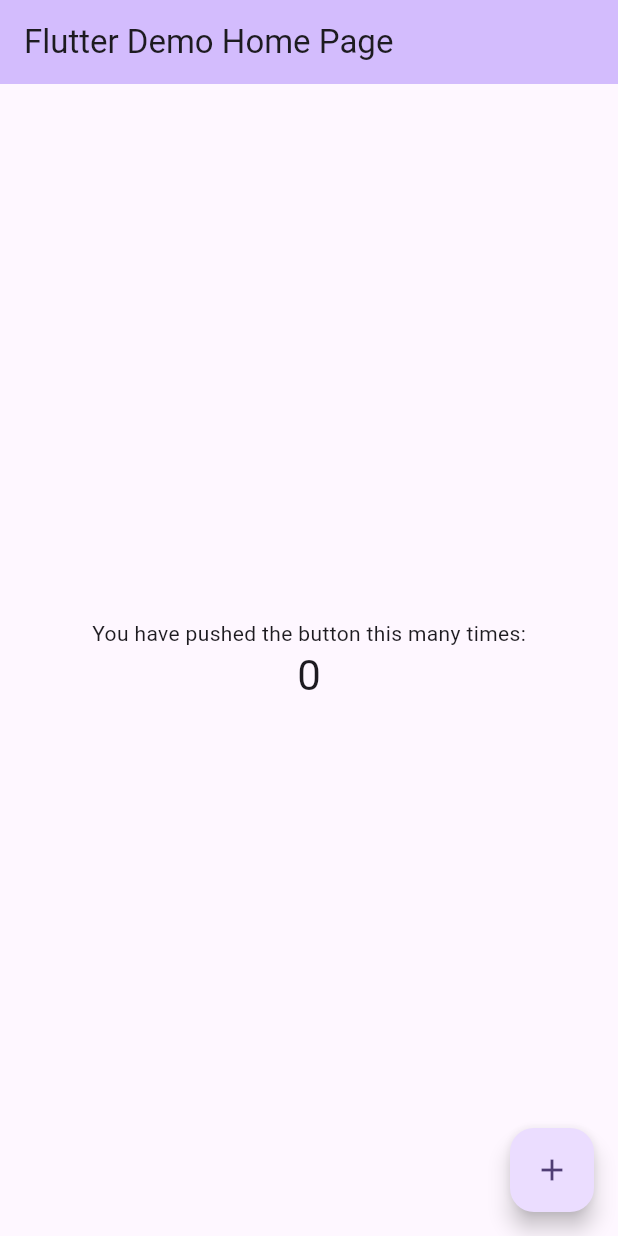
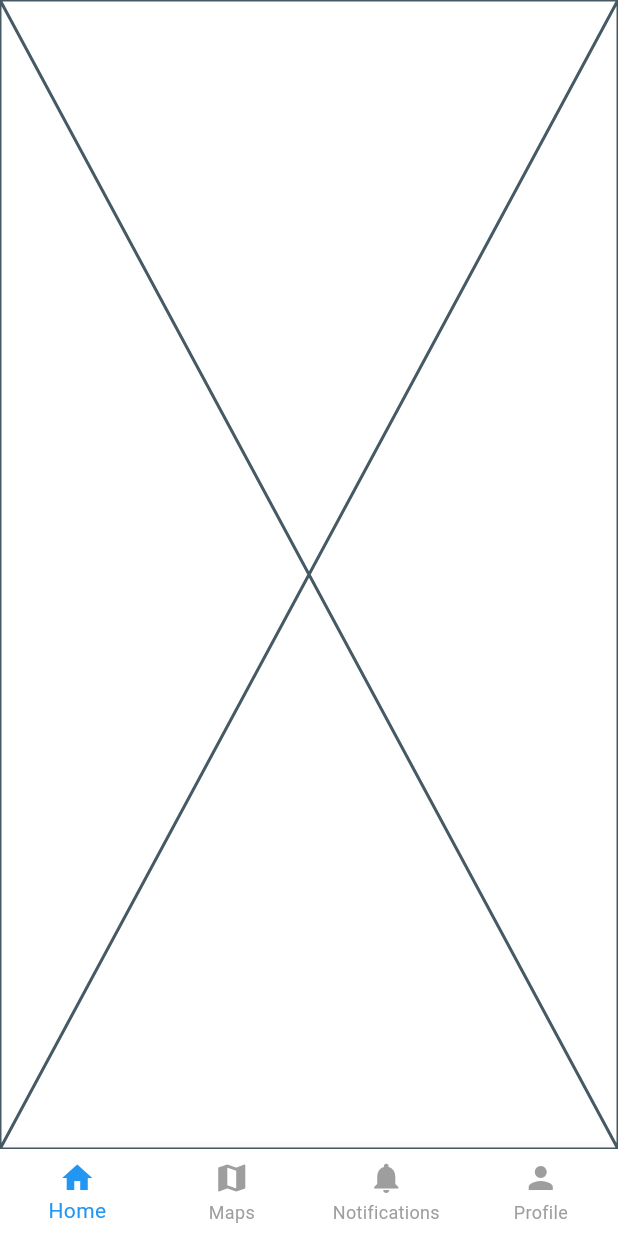
Before and after one commit to mohd-mb2205153/camp-connect, a Flutter app: the screen it shows after launch, on a phone screen of 412 x 824 dp. Run offline on Flutter 3.47's test engine with Material 3 defaults, Android fonts, the phone set to English and light mode, and no system bars; our stand-ins replace flutter_riverpod, go_router.

Commit message:
Added routing and main screens

```diff
--- a/campconnect/lib/main.dart
+++ b/campconnect/lib/main.dart
@@ -1,100 +1,26 @@
+import 'package:campconnect/routes/app_router.dart';
 import 'package:flutter/material.dart';
+import 'package:flutter_riverpod/flutter_riverpod.dart';
 
 void main() {
-  runApp(const MyApp());
+  runApp(ProviderScope(child: const MyApp()));
 }
 
 class MyApp extends StatelessWidget {
   const MyApp({super.key});
 
-  // This widget is the root of your application.
   @override
   Widget build(BuildContext context) {
-    return MaterialApp(
-      title: 'Flutter Demo',
+    return MaterialApp.router(
+      debugShowCheckedModeBanner: false,
+      routerConfig: AppRouter.router,
+      title: 'CampConnect',
       theme: ThemeData(
-        colorScheme: ColorScheme.fromSeed(seedColor: Colors.deepPurple),
-        useMaterial3: true,
+        primarySwatch: Colors.blueGrey,
+        colorScheme: ColorScheme.fromSwatch(
+          primarySwatch: Colors.blueGrey,
+        ),
       ),
-      home: const MyHomePage(title: 'Flutter Demo Home Page'),
     );
   }
 }
-
-class MyHomePage extends StatefulWidget {
-  const MyHomePage({super.key, required this.title});
-  final String title;
-
-  @override
-  State<MyHomePage> createState() => _MyHomePageState();
-}
-
-class _MyHomePageState extends State<MyHomePage> {
-  int _counter = 0;
-
-  void _incrementCounter() {
-    setState(() {
-      // This call to setState tells the Flutter framework that something has
-      // changed in this State, which causes it to rerun the build method below
-      // so that the display can reflect the updated values. If we changed
-      // _counter without calling setState(), then the build method would not be
-      // called again, and so nothing would appear to happen.
-      _counter++;
-    });
-  }
-
-  @override
-  Widget build(BuildContext context) {
-    // This method is rerun every time setState is called, for instance as done
-    // by the _incrementCounter method above.
-    //
-    // The Flutter framework has been optimized to make rerunning build methods
-    // fast, so that you can just rebuild anything that needs updating rather
-    // than having to individually change instances of widgets.
-    return Scaffold(
-      appBar: AppBar(
-        // TRY THIS: Try changing the color here to a specific color (to
-        // Colors.amber, perhaps?) and trigger a hot reload to see the AppBar
-        // change color while the other colors stay the same.
-        backgroundColor: Theme.of(context).colorScheme.inversePrimary,
-        // Here we take the value from the MyHomePage object that was created by
-        // the App.build method, and use it to set our appbar title.
-        title: Text(widget.title),
-      ),
-      body: Center(
-        // Center is a layout widget. It takes a single child and positions it
-        // in the middle of the parent.
-        child: Column(
-          // Column is also a layout widget. It takes a list of children and
-          // arranges them vertically. By default, it sizes itself to fit its
-          // children horizontally, and tries to be as tall as its parent.
-          //
-          // Column has various properties to control how it sizes itself and
-          // how it positions its children. Here we use mainAxisAlignment to
-          // center the children vertically; the main axis here is the vertical
-          // axis because Columns are vertical (the cross axis would be
-          // horizontal).
-          //
-          // TRY THIS: Invoke "debug painting" (choose the "Toggle Debug Paint"
-          // action in the IDE, or press "p" in the console), to see the
-          // wireframe for each widget.
-          mainAxisAlignment: MainAxisAlignment.center,
-          children: <Widget>[
-            const Text(
-              'You have pushed the button this many times:',
-            ),
-            Text(
-              '$_counter',
-              style: Theme.of(context).textTheme.headlineMedium,
-            ),
-          ],
-        ),
-      ),
-      floatingActionButton: FloatingActionButton(
-        onPressed: _incrementCounter,
-        tooltip: 'Increment',
-        child: const Icon(Icons.add),
-      ), // This trailing comma makes auto-formatting nicer for build methods.
-    );
-  }
-}
--- /dev/null
+++ b/campconnect/lib/routes/app_router.dart
@@ -0,0 +1,42 @@
+import 'package:campconnect/screens/home_screen.dart';
+import 'package:campconnect/screens/maps_screen.dart';
+import 'package:campconnect/screens/notifications_screen.dart';
+import 'package:campconnect/screens/profile_screen.dart';
+import 'package:campconnect/screens/shell_screen.dart';
+import 'package:go_router/go_router.dart';
+
+class AppRouter {
+  static const home = (name: 'home', path: '/home');
+  static const map = (name: 'maps', path: '/maps');
+  static const profile = (name: 'profile', path: '/profile');
+  static const notifications = (name: 'notifications', path: '/notifications');
+
+  static final router = GoRouter(
+    initialLocation: home.path,
+    routes: [
+      ShellRoute(
+        routes: [
+          GoRoute(
+            name: home.name,
+            path: home.path,
+            builder: (context, state) => const HomeScreen(),
+          ),
+          GoRoute(
+              name: map.name,
+              path: map.path,
+              builder: (context, state) => const MapsScreen()),
+          GoRoute(
+              name: profile.name,
+              path: profile.path,
+              builder: (context, state) => const ProfileScreen()),
+          GoRoute(
+              name: notifications.name,
+              path: notifications.path,
+              builder: (context, state) => const NotificationsScreen()),
+        ],
+        builder: (context, state, child) =>
+            ShellScreen(state: state, child: child),
+      ),
+    ],
+  );
+}
--- /dev/null
+++ b/campconnect/lib/screens/home_screen.dart
@@ -0,0 +1,16 @@
+import 'package:flutter/material.dart';
+import 'package:flutter_riverpod/flutter_riverpod.dart';
+
+class HomeScreen extends ConsumerStatefulWidget {
+  const HomeScreen({super.key});
+
+  @override
+  ConsumerState<HomeScreen> createState() => _HomeScreenState();
+}
+
+class _HomeScreenState extends ConsumerState<HomeScreen> {
+  @override
+  Widget build(BuildContext context) {
+    return const Placeholder();
+  }
+}
--- /dev/null
+++ b/campconnect/lib/screens/maps_screen.dart
@@ -0,0 +1,16 @@
+import 'package:flutter/material.dart';
+import 'package:flutter_riverpod/flutter_riverpod.dart';
+
+class MapsScreen extends ConsumerStatefulWidget {
+  const MapsScreen({super.key});
+
+  @override
+  ConsumerState<MapsScreen> createState() => _MapsScreenState();
+}
+
+class _MapsScreenState extends ConsumerState<MapsScreen> {
+  @override
+  Widget build(BuildContext context) {
+    return const Placeholder();
+  }
+}
--- /dev/null
+++ b/campconnect/lib/screens/notifications_screen.dart
@@ -0,0 +1,17 @@
+import 'package:flutter/material.dart';
+import 'package:flutter_riverpod/flutter_riverpod.dart';
+
+class NotificationsScreen extends ConsumerStatefulWidget {
+  const NotificationsScreen({super.key});
+
+  @override
+  ConsumerState<NotificationsScreen> createState() =>
+      _NotificationsScreenState();
+}
+
+class _NotificationsScreenState extends ConsumerState<NotificationsScreen> {
+  @override
+  Widget build(BuildContext context) {
+    return const Placeholder();
+  }
+}
--- /dev/null
+++ b/campconnect/lib/screens/profile_screen.dart
@@ -0,0 +1,16 @@
+import 'package:flutter/material.dart';
+import 'package:flutter_riverpod/flutter_riverpod.dart';
+
+class ProfileScreen extends ConsumerStatefulWidget {
+  const ProfileScreen({super.key});
+
+  @override
+  ConsumerState<ProfileScreen> createState() => _ProfileScreenState();
+}
+
+class _ProfileScreenState extends ConsumerState<ProfileScreen> {
+  @override
+  Widget build(BuildContext context) {
+    return const Placeholder();
+  }
+}
--- /dev/null
+++ b/campconnect/lib/screens/shell_screen.dart
@@ -0,0 +1,65 @@
+import 'package:flutter/material.dart';
+import 'package:flutter_riverpod/flutter_riverpod.dart';
+import 'package:go_router/go_router.dart';
+
+class ShellScreen extends ConsumerStatefulWidget {
+  final Widget? child;
+  final GoRouterState state;
+  const ShellScreen({super.key, required this.state, this.child});
+
+  @override
+  ConsumerState<ShellScreen> createState() => _ShellScreenState();
+}
+
+class _ShellScreenState extends ConsumerState<ShellScreen> {
+  int _selectedIndex = 0;
+
+  final List<String> _routes = [
+    '/home',
+    '/maps',
+    '/notifications',
+    '/profile',
+  ];
+
+  void _onItemTapped(int index) {
+    if (index != _selectedIndex) {
+      context.go(_routes[index]);
+      setState(() {
+        _selectedIndex = index;
+      });
+    }
+  }
+
+  @override
+  Widget build(BuildContext context) {
+    return Scaffold(
+      body: widget.child,
+      bottomNavigationBar: BottomNavigationBar(
+        currentIndex: _selectedIndex,
+        onTap: _onItemTapped,
+        selectedItemColor: Colors.blue,
+        unselectedItemColor: Colors.grey,
+        backgroundColor: Colors.white,
+        type: BottomNavigationBarType.fixed,
+        items: const [
+          BottomNavigationBarItem(
+            icon: Icon(Icons.home),
+            label: 'Home',
+          ),
+          BottomNavigationBarItem(
+            icon: Icon(Icons.map),
+            label: 'Maps',
+          ),
+          BottomNavigationBarItem(
+            icon: Icon(Icons.notifications),
+            label: 'Notifications',
+          ),
+          BottomNavigationBarItem(
+            icon: Icon(Icons.person),
+            label: 'Profile',
+          ),
+        ],
+      ),
+    );
+  }
+}
--- a/campconnect/pubspec.yaml
+++ b/campconnect/pubspec.yaml
@@ -35,6 +35,8 @@ dependencies:
   # The following adds the Cupertino Icons font to your application.
   # Use with the CupertinoIcons class for iOS style icons.
   cupertino_icons: ^1.0.8
+  flutter_riverpod: ^2.6.1
+  go_router: ^14.6.3
 
 dev_dependencies:
   flutter_test:
```
Also changed, not shown: campconnect/pubspec.lock.
